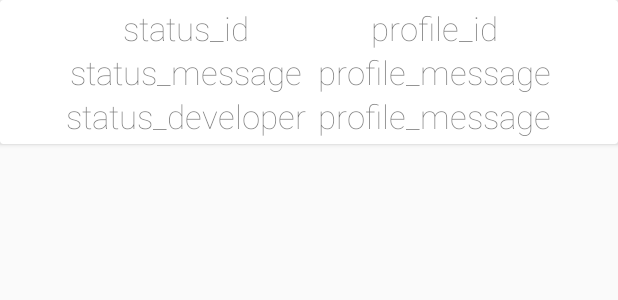
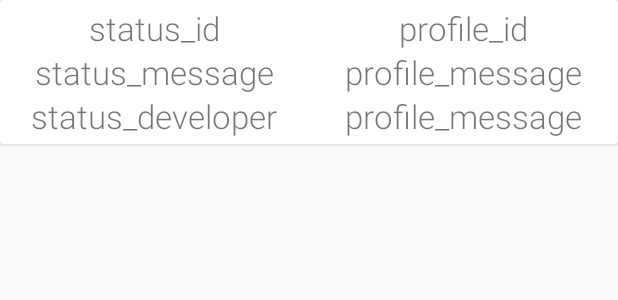
Before and after one commit to Tanapruk/Retrofit2RxAndroid, an Android app: the layout cv_status_profile.xml on its own in the app's theme, with its tools: preview values and no code run, on a phone screen of 412 x 824 dp. Shown: the top 300 px of the screen. Run offline under Robolectric (Android 15) with nearby library versions, the phone set to English and light mode, and no system bars.

Commit message:
fix layout, handle 404 error

```diff
--- a/app/src/main/java/com/tanap/retrofit2rxandroid/network/generic/GenericInterceptor.java
+++ b/app/src/main/java/com/tanap/retrofit2rxandroid/network/generic/GenericInterceptor.java
@@ -16,8 +16,9 @@ public class GenericInterceptor implements Interceptor {
     }
 
     private Request.Builder getGenericRequest(Request.Builder builder) {
-        return builder.addHeader("HEADER", "GENERIC_HEADER")
-                .addHeader("HEADER2","GENERIC_HEADER2");
+        return builder
+                .addHeader("HEADER", "GENERIC_HEADER")
+                .addHeader("HEADER2", "GENERIC_HEADER2");
     }
 
 
--- a/app/src/main/res/layout/cv_status_profile.xml
+++ b/app/src/main/res/layout/cv_status_profile.xml
@@ -5,7 +5,7 @@
     android:layout_marginBottom="8dp">
 
     <LinearLayout
-        android:layout_width="wrap_content"
+        android:layout_width="match_parent"
         android:layout_height="wrap_content"
         android:orientation="horizontal"
         android:layout_gravity="center_horizontal"
@@ -20,19 +20,19 @@
 
             <android.support.v7.widget.AppCompatTextView
                 android:id="@+id/tv_status_id"
-                style="@style/TrustTextView"
+                style="@style/SlimTextView"
                 android:layout_width="wrap_content"
                 android:layout_height="wrap_content"
                 android:text="status_id" />
             <android.support.v7.widget.AppCompatTextView
                 android:id="@+id/tv_status_message"
-                style="@style/TrustTextView"
+                style="@style/SlimTextView"
                 android:layout_width="wrap_content"
                 android:layout_height="wrap_content"
                 android:text="status_message" />
             <android.support.v7.widget.AppCompatTextView
                 android:id="@+id/tv_status_developer"
-                style="@style/TrustTextView"
+                style="@style/SlimTextView"
                 android:layout_width="wrap_content"
                 android:layout_height="wrap_content"
                 android:text="status_developer" />
@@ -49,7 +49,7 @@
 
             <android.support.v7.widget.AppCompatTextView
                 android:id="@+id/tv_profile_id"
-                style="@style/TrustTextView"
+                style="@style/SlimTextView"
                 android:layout_width="wrap_content"
                 android:layout_height="wrap_content"
                 android:text="profile_id" />
@@ -57,7 +57,7 @@
 
             <android.support.v7.widget.AppCompatTextView
                 android:id="@+id/tv_profile_message"
-                style="@style/TrustTextView"
+                style="@style/SlimTextView"
                 android:layout_width="wrap_content"
                 android:layout_height="wrap_content"
                 android:text="profile_message" />
@@ -65,7 +65,7 @@
 
             <android.support.v7.widget.AppCompatTextView
                 android:id="@+id/tv_profile_developer"
-                style="@style/TrustTextView"
+                style="@style/SlimTextView"
                 android:layout_width="wrap_content"
                 android:layout_height="wrap_content"
                 android:text="profile_message" />
--- a/app/src/main/res/values/styles.xml
+++ b/app/src/main/res/values/styles.xml
@@ -1,15 +1,15 @@
 <resources>
 
     <!-- Base application theme. -->
-    <style name="AppTheme" parent="Theme.AppCompat.Light.DarkActionBar">
+    <style name="AppTheme" parent="Theme.AppCompat.Light.NoActionBar">
         <!-- Customize your theme here. -->
         <item name="colorPrimary">@color/colorPrimary</item>
         <item name="colorPrimaryDark">@color/colorPrimaryDark</item>
         <item name="colorAccent">@color/colorAccent</item>
     </style>
 
-    <style name="TrustTextView">
-        <item name="android:fontFamily">sans-serif-thin</item>
+    <style name="SlimTextView">
+        <item name="android:fontFamily">sans-serif-light</item>
         <item name="android:textSize">22sp</item>
     </style>
 
```
Also changed, not shown: app/src/main/java/com/tanap/retrofit2rxandroid/StatusProfileAdapter.java (+8 -6 lines), app/src/main/java/com/tanap/retrofit2rxandroid/activity/MainActivity.java (+15 -1 lines), app/src/main/java/com/tanap/retrofit2rxandroid/network/generic/GenericNetworkController.java (+11 -2 lines), app/src/main/res/layout/activity_main.xml (+38 -2 lines).
